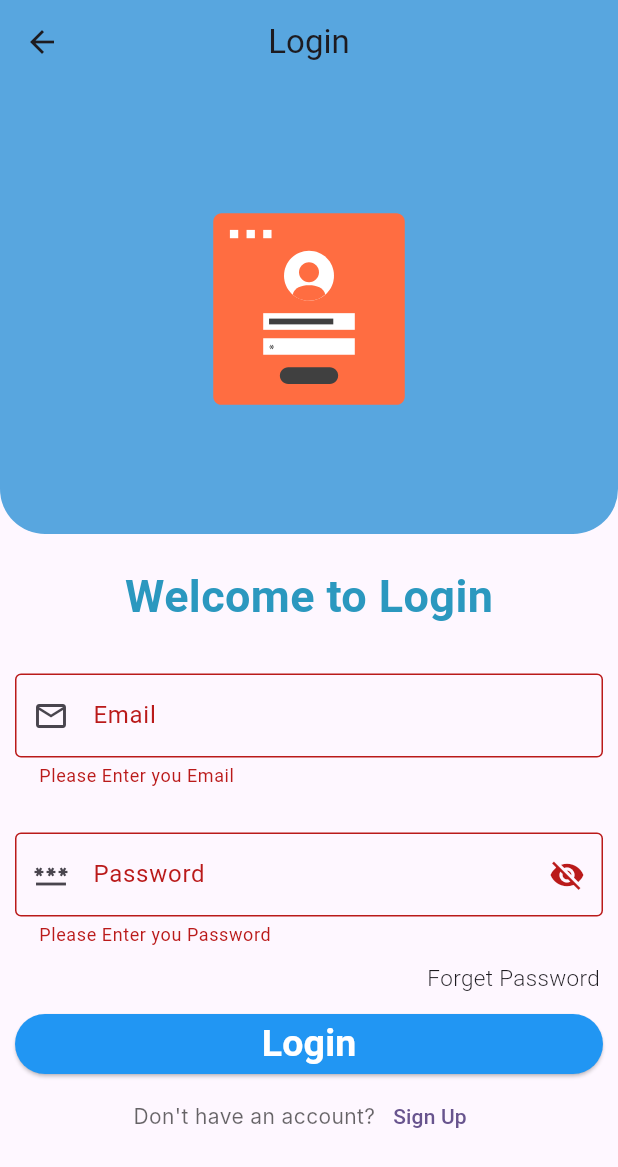
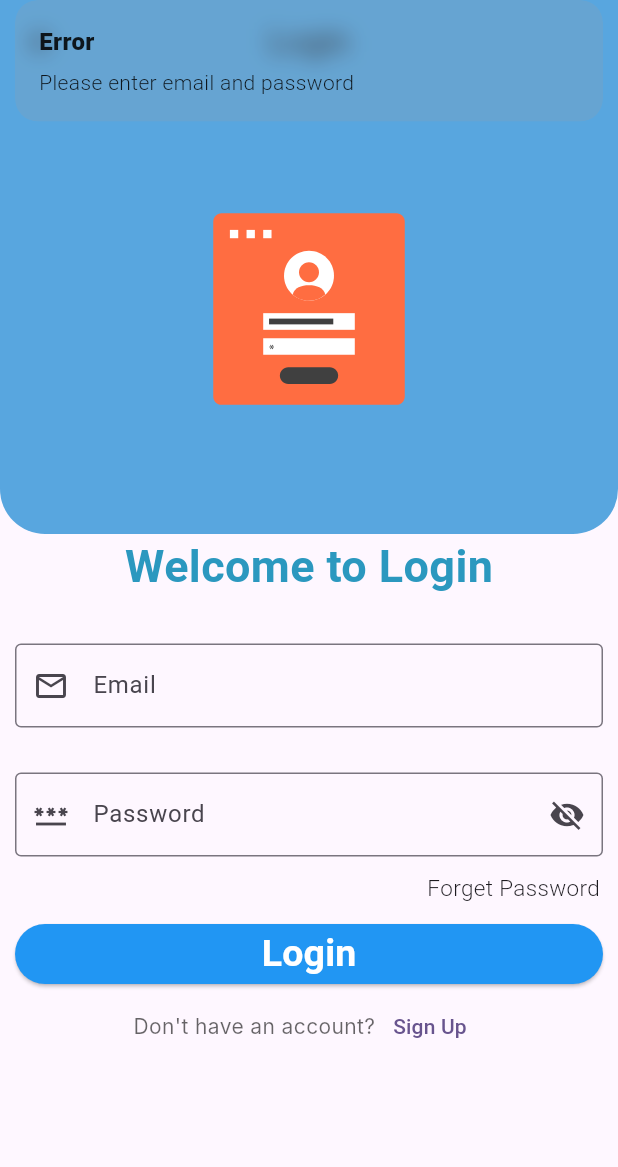
Before and after one commit to Mohan-Naudiyal/Easy_shoping, a Flutter app: the Login screen opened directly, after a tap on "Login", on a phone screen of 412 x 824 dp. Shown: the top 1167 px of the screen. Run offline on Flutter 3.47's test engine with Material 3 defaults, Android fonts, the phone set to English and light mode, and no system bars; our stand-ins replace cloud_firestore, firebase_auth, firebase_core, firebase_messaging, flutter_keyboard_visibility, get and 2 more; accounts and stored records are empty; Roboto replaces fonts that are missing (Inter).

Commit message:
add all authentications Like google and email ,Email Verification , forget password

```diff
--- /dev/null
+++ b/lib/controllers/forget_password.dart
@@ -0,0 +1,24 @@
+
+
+import 'package:cloud_firestore/cloud_firestore.dart';
+import 'package:firebase_auth/firebase_auth.dart';
+import 'package:get/get.dart';
+
+class Forget extends GetxController {
+
+  final FirebaseAuth _forgetPasswordauth = FirebaseAuth.instance;
+  final FirebaseFirestore _passwordfirestore = FirebaseFirestore.instance;
+
+  Future<void> forgetPassword(String email) async {
+    try {
+      final userCrendential = await _forgetPasswordauth.sendPasswordResetEmail(email: email);
+      Get.snackbar( "Password change request sent", "Please check your email" );
+    } on FirebaseAuthException catch (e) {
+      String errorMessage = 'Password reset request failed. Please try again.';
+      if (e.code == 'user-not-found') errorMessage = 'Email not registered.';
+      throw Exception(errorMessage);
+    } catch (e) {
+      throw Exception('Error: ${e.toString()}');
+    }
+  }
+}
--- a/lib/controllers/google-sign-in-controller.dart
+++ b/lib/controllers/google-sign-in-controller.dart
@@ -1,6 +1,7 @@
 // lib/services/google_auth_service.dart
 
 import 'package:cloud_firestore/cloud_firestore.dart';
+import 'package:esay_shoping/controllers/token_controller.dart';
 import 'package:firebase_auth/firebase_auth.dart';
 import 'package:get/get.dart';
 import 'package:get/get_core/src/get_main.dart';
@@ -15,6 +16,8 @@ class GoogleAuthService {
   final GoogleSignIn _googleSignIn = GoogleSignIn();
 
   Future<UserCredential?> signInWithGoogle() async {
+
+    final GetDeviceTokenController tokenController = Get.put(GetDeviceTokenController());
     try {
       // Trigger the authentication flow
       final GoogleSignInAccount? googleUser = await _googleSignIn.signIn();
@@ -43,7 +46,7 @@ class GoogleAuthService {
           email: user.email.toString(),
           phone: user.phoneNumber.toString(),
           userImg: '',
-          userDeviceToken: "",
+          userDeviceToken: tokenController.deviceToken.toString(),
           country: '',
           userAddress: '',
           street: '',
--- a/lib/main.dart
+++ b/lib/main.dart
@@ -1,3 +1,4 @@
+import 'package:esay_shoping/screens/auth_ui/forget-password.dart';
 import 'package:esay_shoping/screens/auth_ui/signup.dart';
 import 'package:esay_shoping/screens/auth_ui/splash_screen.dart';
 import 'package:firebase_core/firebase_core.dart';
@@ -24,7 +25,7 @@ class MyApp extends StatelessWidget {
       theme: ThemeData(
         colorScheme: ColorScheme.fromSeed(seedColor: Colors.deepPurple),
       ),
-      home: Signup(),
+      home: SplashScreen(),
     );
   }
 }
--- a/lib/screens/auth_ui/Login.dart
+++ b/lib/screens/auth_ui/Login.dart
@@ -1,21 +1,20 @@
 
+import 'package:esay_shoping/controllers/email_Login.dart';
+import 'package:esay_shoping/controllers/get-user-data-Controller.dart';
+import 'package:esay_shoping/models/user-model.dart';
+import 'package:esay_shoping/screens/auth_ui/forget-password.dart';
 import 'package:esay_shoping/screens/auth_ui/signup.dart';
+import 'package:esay_shoping/screens/auth_ui/welcome_screen.dart';
+import 'package:esay_shoping/screens/user_panel/main_screen.dart';
+import 'package:firebase_auth/firebase_auth.dart';
 import 'package:flutter/material.dart';
 import 'package:flutter_keyboard_visibility/flutter_keyboard_visibility.dart';
 import 'package:flutter/material.dart';
-
-
-
-// import 'package:get/get_state_manager/src/rx_flutter/rx_notifier.dart';
+import 'package:get/get.dart';
+import 'package:get/get_core/src/get_main.dart';
 import 'package:lottie/lottie.dart';
-
-
 import '../../utils/app_constants.dart';
-
-
-import 'package:lottie/lottie.dart';
-
-import '../../utils/app_constants.dart';
+import '../user_panel/admin_screen.dart';
 
 
 
@@ -27,30 +26,36 @@ class Login extends StatefulWidget {
 }
 
 class _LoginState extends State<Login> {
-
+  final GetUserDataController getUserDataController = Get.put(GetUserDataController()) ;
+  final LoginService _loginService = LoginService();
   final TextEditingController _emailController = TextEditingController();
-  final TextEditingController _passworController = TextEditingController();
+  final TextEditingController _passwordController = TextEditingController();
   bool _obscure = true;
+  bool _Loading = false;
 
   final  _formKey = GlobalKey<FormState>();
 
   @override
   Widget build(BuildContext context) {
-    return KeyboardDismissOnTap(
-      child: Scaffold(
+    return KeyboardVisibilityBuilder(builder: (context, isKeyboardVisible){
+    return Scaffold(
       appBar: AppBar(
         title: Text("Login"),
         backgroundColor: AppConstants.appMainColor,
         centerTitle: true,
       ),
-        body: SizedBox(
+      body: Stack(
+        children: [
+          if (_Loading) Center(child: CircularProgressIndicator()),
+          SizedBox(
           width: MediaQuery.of(context).size.width,
           // margin: EdgeInsets.all(10.0),
           child: Form(
             key: _formKey,
+            child: SingleChildScrollView(
               child: Column(
                 children: [
-                Container(
+                  !isKeyboardVisible ?Container(
                     padding: EdgeInsets.all(50),
                     decoration: BoxDecoration(
                       color: AppConstants.appMainColor,
@@ -64,8 +69,7 @@ class _LoginState extends State<Login> {
                       width: 500,
                       height: 200,
                     ),
-                ),
-                SizedBox(height: 20),
+                  ):SizedBox(height: 20,) ,
                   Text(
                     "Welcome to Login",
                     style: TextStyle(
@@ -114,7 +118,7 @@ class _LoginState extends State<Login> {
                         return null;
                       },
                       obscureText: _obscure,
-                    controller: _passworController,
+                      controller: _passwordController,
                       decoration: InputDecoration(
                         border: OutlineInputBorder(),
                         hintText: "Enter Your Password",
@@ -133,11 +137,16 @@ class _LoginState extends State<Login> {
                   ),
                   SizedBox(height: 10),
 
-                Container(
+                  InkWell(
+                    onTap: () {
+                      Get.to(() => ForgetPasssword()) ;
+                    },
+                    child: Container(
                       margin: EdgeInsets.symmetric(vertical: 0, horizontal: 12) ,
                       child: Align(
                         alignment: Alignment.bottomRight,
                         child: Text("Forget Password" , style: TextStyle(fontSize: 15 , fontWeight: FontWeight.w300),),
+                      ),
                     ),
                   ) ,
                   SizedBox(height: 10),
@@ -153,11 +162,58 @@ class _LoginState extends State<Login> {
                               backgroundColor: Colors.blue ,
                               foregroundColor: Colors.white
                             ),
-                          onPressed: () {
-                            if(_formKey.currentState!.validate()){
-                              ScaffoldMessenger.of(context).showSnackBar(SnackBar(content: Text("Login with ${_emailController.text}"))) ;
+                            onPressed: () async {
+                              setState(() => _Loading = true);
+
+                              try {
+                                final email = _emailController.text.trim();
+                                final password = _passwordController.text.trim();
+
+                                // Basic validation
+                                if (email.isEmpty || password.isEmpty) {
+                                  Get.snackbar("Error", "Please enter email and password");
+                                  return;
+                                }
+
+                                // 1. Login user
+                                final userCredential = await FirebaseAuth.instance.signInWithEmailAndPassword(
+                                  email: email,
+                                  password: password,
+                                );
+
+                                // 2. Get user data
+                                final userData = await getUserDataController.getUserData(userCredential.user!.uid);
+
+                                // 3. Check verification status
+                                await userCredential.user?.reload();
+                                if (userCredential.user?.emailVerified ?? false) {
+                                  // Navigate based on admin status
+                                  if (userData['isAdmin'] == true) {  // Compare with boolean, not string
+                                    Get.offAll(() => AdminScreen());
+                                  } else {
+                                    Get.offAll(() => WelcomeScreen());
+                                  }
+                                } else {
+                                  await userCredential.user?.sendEmailVerification();
+                                  await FirebaseAuth.instance.signOut();
+                                  Get.snackbar(
+                                    "Verify Email",
+                                    "Please check your email for verification link",
+                                    duration: Duration(seconds: 5),
+                                  );
+                                }
+                              } on FirebaseAuthException catch (e) {
+                                String message = e.code == 'user-not-found' ? 'Email not registered'
+                                    : e.code == 'wrong-password' ? 'Wrong password'
+                                    : 'Login failed';
+                                Get.snackbar("Error", message);
+                              } catch (e) {
+                                Get.snackbar("Error", e.toString());
+                              } finally {
+                                if (mounted) setState(() => _Loading = false);
                               }
                             },
+
                             child: Text("Login" , style: TextStyle(fontSize: 25 , fontWeight: FontWeight.bold),),
                           ),
                         ),
@@ -197,35 +253,9 @@ class _LoginState extends State<Login> {
               ),
             ),
           ),
+        )],
       ),
     );
+    }) ;
   }
 }
-
-  @override
-  Widget build(BuildContext context) {
-    return KeyboardDismissOnTap(child: Scaffold(
-      appBar: AppBar(
-        title: Text("Login",),
-        backgroundColor: AppConstants.appMainColor,
-        centerTitle: true,
-      ),
-      body: Container(
-        child: Column(
-          children: [
-            Container(
-              padding: EdgeInsets.all(50),
-              decoration: BoxDecoration(color: AppConstants.appMainColor ,),
-              child: Lottie.asset(
-                "assets/images/Login.json",
-                width: 500,
-                height: 200,
-              ),
-            ),
-            SizedBox(height: 20,),
-            Text("Welcome to Login" , style: TextStyle(color: AppConstants.appSecondryColor, fontSize: 30 , fontWeight: FontWeight.bold))
-          ],
-        ),
-      ),
-    ));
-  }
--- a/lib/screens/user_panel/main_screen.dart
+++ b/lib/screens/user_panel/main_screen.dart
@@ -24,9 +24,7 @@ class _MainScreenState extends State<MainScreen> {
     try {
       final UserCredential? userCredential = await _authService.signInWithGoogle();
       if (userCredential != null) {
-        // Navigate to home screen or do something with the user
-        print('User signed in: ${userCredential.user}');
-        // print('Email: ${userCredential.email}');
+        ScaffoldMessenger.of(context).showSnackBar(SnackBar(content: Text("Sign in with Google Successful"))) ;
       }
     } finally {
       setState(() => _isLoading = false);
--- a/pubspec.yaml
+++ b/pubspec.yaml
@@ -41,6 +41,7 @@ dependencies:
   lottie: ^3.3.1
   flutter_keyboard_visibility: ^6.0.0
   google_sign_in: ^6.3.0
+  firebase_messaging: ^15.2.7
 
 dev_dependencies:
   flutter_test:
```
Also changed, not shown: lib/controllers/email-sign-up-controller.dart (renamed from lib/controllers/email-sign-up.dart, +10 -29 lines), lib/controllers/email_Login.dart (added, +38 -0 lines), lib/controllers/get-user-data-Controller.dart (added, +16 -0 lines), lib/controllers/token_controller.dart (added, +29 -0 lines), lib/screens/auth_ui/forget-password.dart (added, +148 -0 lines), lib/screens/auth_ui/signup.dart (+5 -4 lines), lib/screens/auth_ui/splash_screen.dart (+21 -1 lines), lib/screens/auth_ui/welcome_screen.dart (+18 -22 lines), lib/screens/user_panel/admin_screen.dart (added, +37 -0 lines), lib/widgets/drawer_widget.dart (added), pubspec.lock. Lines whose indentation alone changed are shown as unchanged.
